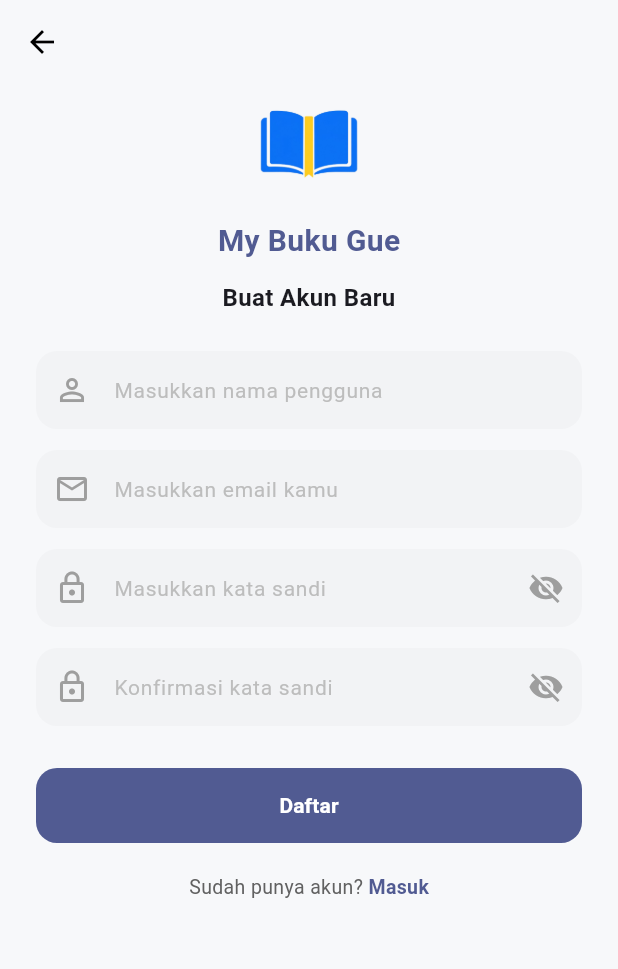
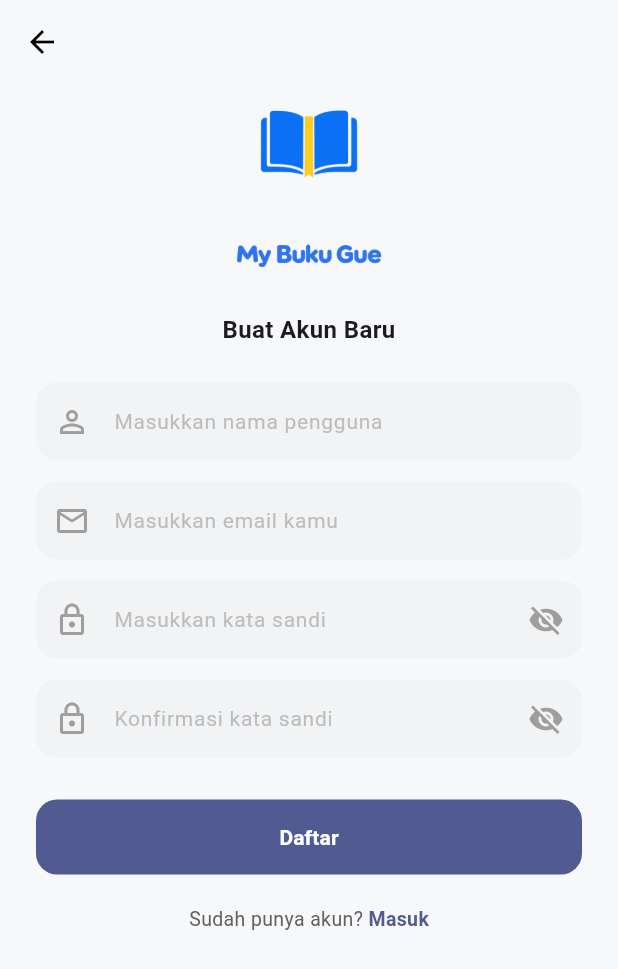
Before and after one commit to junN0ir/My-Buku-Gue, a Flutter app: the screen it shows after launch, after a tap on "Daftar", on a phone screen of 412 x 824 dp. Shown: the top 969 px of the screen. Run offline on Flutter 3.47's test engine with Material 3 defaults, Android fonts, the phone set to English and light mode, and no system bars.

Commit message:
logo login page update

```diff
--- a/lib/pages/login_page.dart
+++ b/lib/pages/login_page.dart
@@ -57,12 +57,17 @@ class _LoginPageState extends State<LoginPage> {
                           ),
                         ),
                         const SizedBox(height: 12),
-                        Text(
-                          'My Buku Gue',
-                          style: TextStyle(
-                            fontSize: 22,
-                            fontWeight: FontWeight.bold,
-                            color: primary,
+                        Image.asset(
+                          'assets/LogoTulisan-nobg.png',
+                          height: 58,
+                          fit: BoxFit.contain,
+                          errorBuilder: (_, _, _) => Text(
+                            'My Buku Gue',
+                            style: TextStyle(
+                              fontSize: 22,
+                              fontWeight: FontWeight.bold,
+                              color: primary,
+                            ),
                           ),
                         ),
                       ],
@@ -201,18 +206,14 @@ class _GoogleIcon extends StatelessWidget {
 
   @override
   Widget build(BuildContext context) {
-    return Container(
-      width: 18,
-      height: 18,
-      alignment: Alignment.center,
-      decoration: BoxDecoration(
-        shape: BoxShape.circle,
-        border: Border.all(color: Colors.grey.shade400),
-      ),
-      child: const Text(
-        'G',
-        style: TextStyle(
-            fontSize: 11, fontWeight: FontWeight.bold, color: Colors.black54),
+    return Image.asset(
+      'assets/GoogleLogo.png',
+      width: 20,
+      height: 20,
+      fit: BoxFit.contain,
+      errorBuilder: (_, _, _) => const Icon(
+        Icons.g_mobiledata_rounded,
+        size: 24,
       ),
     );
   }
--- a/lib/pages/register_page.dart
+++ b/lib/pages/register_page.dart
@@ -64,12 +64,17 @@ class _RegisterPageState extends State<RegisterPage> {
                         ),
                       ),
                       const SizedBox(height: 10),
-                      Text(
-                        'My Buku Gue',
-                        style: TextStyle(
-                          fontSize: 20,
-                          fontWeight: FontWeight.bold,
-                          color: primary,
+                      Image.asset(
+                        'assets/LogoTulisan-nobg.png',
+                        height: 50,
+                        fit: BoxFit.contain,
+                        errorBuilder: (_, _, _) => Text(
+                          'My Buku Gue',
+                          style: TextStyle(
+                            fontSize: 20,
+                            fontWeight: FontWeight.bold,
+                            color: primary,
+                          ),
                         ),
                       ),
                     ],
```
Also changed, not shown: assets/GoogleLogo.png (added), assets/LogoTulisan-nobg.png (added).
